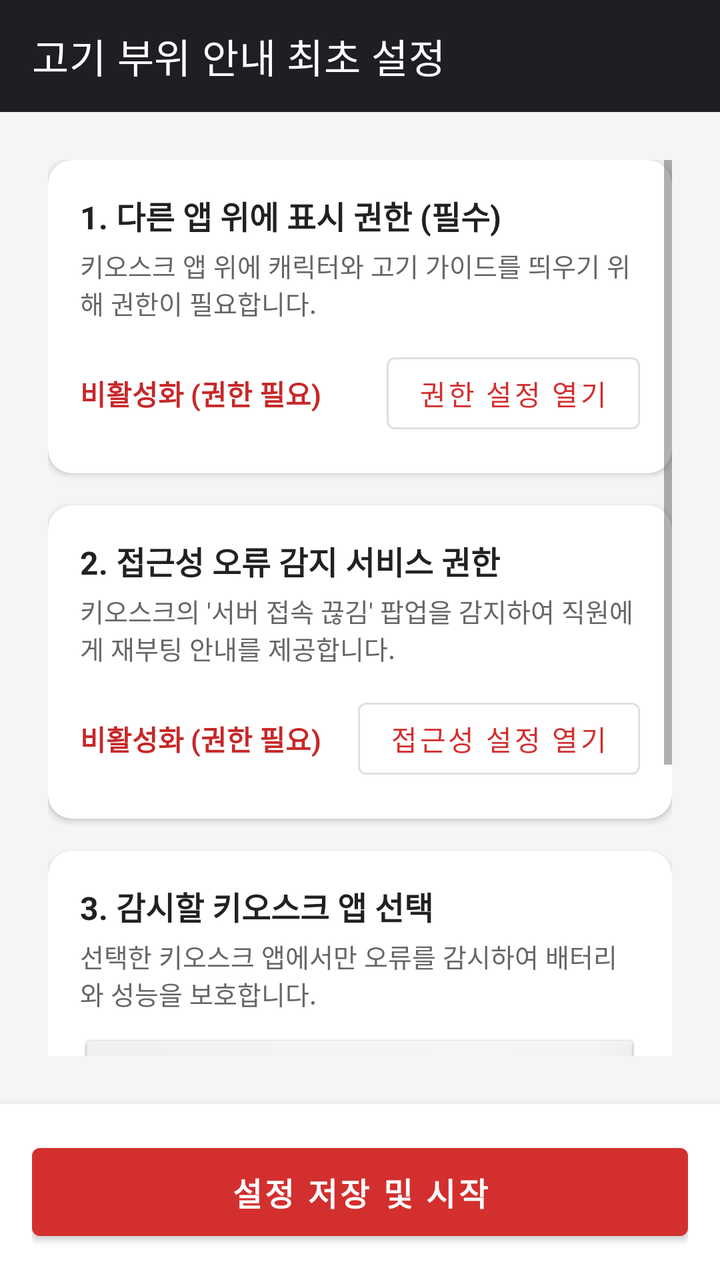
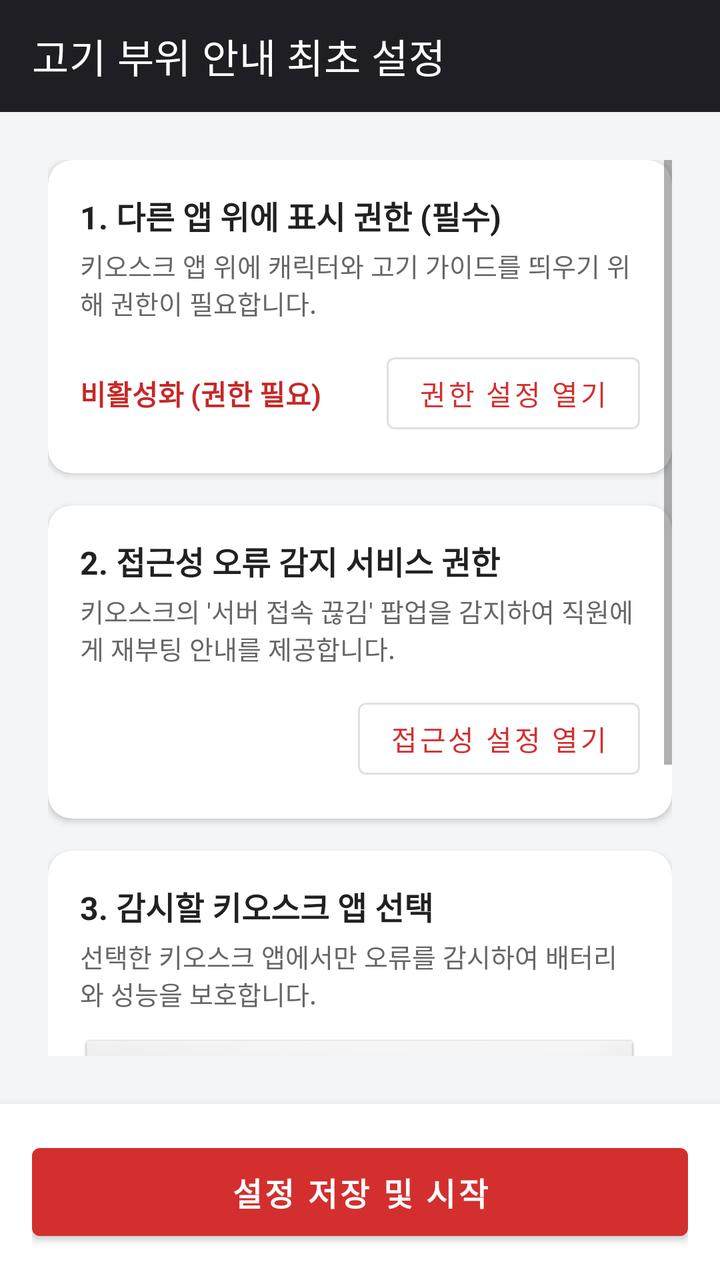

Compare the two renders of this Android layout. The source of the first and the diff that turns it into the second are given below.
<!-- AndroidManifest.xml: application theme Theme.MeatGuideOverlay -->
<!-- res/layout/activity_setup_wizard.xml -->
<?xml version="1.0" encoding="utf-8"?>
<LinearLayout xmlns:android="http://schemas.android.com/apk/res/android"
    xmlns:app="http://schemas.android.com/apk/res-auto"
    android:layout_width="match_parent"
    android:layout_height="match_parent"
    android:background="#F4F5F7"
    android:orientation="vertical">

    
    <com.google.android.material.appbar.MaterialToolbar
        android:id="@+id/toolbar"
        android:layout_width="match_parent"
        android:layout_height="?attr/actionBarSize"
        android:background="@color/surface_dark"
        app:title="@string/wizard_title"
        app:titleTextColor="@color/text_light" />

    <ScrollView
        android:layout_width="match_parent"
        android:layout_height="0dp"
        android:layout_weight="1"
        android:padding="24dp">

        <LinearLayout
            android:layout_width="match_parent"
            android:layout_height="wrap_content"
            android:orientation="vertical">

            
            <androidx.cardview.widget.CardView
                android:layout_width="match_parent"
                android:layout_height="wrap_content"
                android:layout_marginBottom="16dp"
                app:cardCornerRadius="12dp"
                app:cardElevation="2dp">

                <LinearLayout
                    android:layout_width="match_parent"
                    android:layout_height="wrap_content"
                    android:orientation="vertical"
                    android:padding="16dp">

                    <TextView
                        android:layout_width="wrap_content"
                        android:layout_height="wrap_content"
                        android:text="1. 다른 앱 위에 표시 권한 (필수)"
                        android:textColor="@color/text_primary"
                        android:textSize="16sp"
                        android:textStyle="bold" />

                    <TextView
                        android:layout_width="wrap_content"
                        android:layout_height="wrap_content"
                        android:layout_marginTop="4dp"
                        android:text="키오스크 앱 위에 캐릭터와 고기 가이드를 띄우기 위해 권한이 필요합니다."
                        android:textColor="@color/text_secondary"
                        android:textSize="13sp" />

                    <LinearLayout
                        android:layout_width="match_parent"
                        android:layout_height="wrap_content"
                        android:layout_marginTop="12dp"
                        android:gravity="center_vertical"
                        android:orientation="horizontal">

                        <TextView
                            android:id="@+id/tvOverlayPermStatus"
                            android:layout_width="0dp"
                            android:layout_height="wrap_content"
                            android:layout_weight="1"
                            android:text="@string/status_not_granted"
                            android:textColor="@color/status_error"
                            android:textStyle="bold" />

                        <Button
                            android:id="@+id/btnGrantOverlayPerm"
                            style="@style/Widget.MaterialComponents.Button.OutlinedButton"
                            android:layout_width="wrap_content"
                            android:layout_height="wrap_content"
                            android:text="권한 설정 열기" />
                    </LinearLayout>
                </LinearLayout>
            </androidx.cardview.widget.CardView>

            
            <androidx.cardview.widget.CardView
                android:layout_width="match_parent"
                android:layout_height="wrap_content"
                android:layout_marginBottom="16dp"
                app:cardCornerRadius="12dp"
                app:cardElevation="2dp">

                <LinearLayout
                    android:layout_width="match_parent"
                    android:layout_height="wrap_content"
                    android:orientation="vertical"
                    android:padding="16dp">

                    <TextView
                        android:layout_width="wrap_content"
                        android:layout_height="wrap_content"
                        android:text="2. 접근성 오류 감지 서비스 권한"
                        android:textColor="@color/text_primary"
                        android:textSize="16sp"
                        android:textStyle="bold" />

                    <TextView
                        android:layout_width="wrap_content"
                        android:layout_height="wrap_content"
                        android:layout_marginTop="4dp"
                        android:text="키오스크의 '서버 접속 끊김' 팝업을 감지하여 직원에게 재부팅 안내를 제공합니다."
                        android:textColor="@color/text_secondary"
                        android:textSize="13sp" />

                    <LinearLayout
                        android:layout_width="match_parent"
                        android:layout_height="wrap_content"
                        android:layout_marginTop="12dp"
                        android:gravity="center_vertical"
                        android:orientation="horizontal">

                        <TextView
                            android:id="@+id/tvAccessibilityPermStatus"
                            android:layout_width="0dp"
                            android:layout_height="wrap_content"
                            android:layout_weight="1"
                            android:text="@string/status_not_granted"
                            android:textColor="@color/status_error"
                            android:textStyle="bold" />

                        <Button
                            android:id="@+id/btnGrantAccessibilityPerm"
                            style="@style/Widget.MaterialComponents.Button.OutlinedButton"
                            android:layout_width="wrap_content"
                            android:layout_height="wrap_content"
                            android:text="접근성 설정 열기" />
                    </LinearLayout>
                </LinearLayout>
            </androidx.cardview.widget.CardView>

            
            <androidx.cardview.widget.CardView
                android:layout_width="match_parent"
                android:layout_height="wrap_content"
                android:layout_marginBottom="16dp"
                app:cardCornerRadius="12dp"
                app:cardElevation="2dp">

                <LinearLayout
                    android:layout_width="match_parent"
                    android:layout_height="wrap_content"
                    android:orientation="vertical"
                    android:padding="16dp">

                    <TextView
                        android:layout_width="wrap_content"
                        android:layout_height="wrap_content"
                        android:text="3. 감시할 키오스크 앱 선택"
                        android:textColor="@color/text_primary"
                        android:textSize="16sp"
                        android:textStyle="bold" />

                    <TextView
                        android:layout_width="wrap_content"
                        android:layout_height="wrap_content"
                        android:layout_marginTop="4dp"
                        android:text="선택한 키오스크 앱에서만 오류를 감시하여 배터리와 성능을 보호합니다."
                        android:textColor="@color/text_secondary"
                        android:textSize="13sp" />

                    <Spinner
                        android:id="@+id/spinnerKioskApps"
                        android:layout_width="match_parent"
                        android:layout_height="48dp"
                        android:layout_marginTop="12dp"
                        android:background="@android:drawable/btn_dropdown" />
                </LinearLayout>
            </androidx.cardview.widget.CardView>

            
            <androidx.cardview.widget.CardView
                android:layout_width="match_parent"
                android:layout_height="wrap_content"
                android:layout_marginBottom="16dp"
                app:cardCornerRadius="12dp"
                app:cardElevation="2dp">

                <LinearLayout
                    android:layout_width="match_parent"
                    android:layout_height="wrap_content"
                    android:orientation="vertical"
                    android:padding="16dp">

                    <TextView
                        android:layout_width="wrap_content"
                        android:layout_height="wrap_content"
                        android:text="4. 기기 식별 및 동작 옵션"
                        android:textColor="@color/text_primary"
                        android:textSize="16sp"
                        android:textStyle="bold" />

                    <com.google.android.material.textfield.TextInputLayout
                        android:layout_width="match_parent"
                        android:layout_height="wrap_content"
                        android:layout_marginTop="8dp"
                        android:hint="태블릿 이름 (예: 테이블-01)">

                        <com.google.android.material.textfield.TextInputEditText
                            android:id="@+id/etDeviceName"
                            android:layout_width="match_parent"
                            android:layout_height="wrap_content"
                            android:text="테이블-01" />
                    </com.google.android.material.textfield.TextInputLayout>

                    <CheckBox
                        android:id="@+id/cbAutoLaunchKiosk"
                        android:layout_width="wrap_content"
                        android:layout_height="wrap_content"
                        android:layout_marginTop="8dp"
                        android:text="태블릿 부팅 시 선택한 키오스크 앱도 자동 실행" />
                </LinearLayout>
            </androidx.cardview.widget.CardView>

        </LinearLayout>
    </ScrollView>

    
    <LinearLayout
        android:layout_width="match_parent"
        android:layout_height="wrap_content"
        android:background="@color/surface_card"
        android:elevation="8dp"
        android:padding="16dp">

        <Button
            android:id="@+id/btnCompleteWizard"
            style="@style/Widget.MaterialComponents.Button"
            android:layout_width="match_parent"
            android:layout_height="56dp"
            android:text="@string/btn_complete"
            android:textSize="16sp"
            android:textStyle="bold" />
    </LinearLayout>

</LinearLayout>
<!-- resources referenced by this layout -->
<resources>
  <color name="status_error">#C62828</color>
  <color name="surface_card">#FFFFFF</color>
  <color name="surface_dark">#1E1E24</color>
  <color name="text_light">#FFFFFF</color>
  <color name="text_primary">#212121</color>
  <color name="text_secondary">#666666</color>
  <string name="btn_complete">설정 저장 및 시작</string>
  <string name="status_not_granted">비활성화 (권한 필요)</string>
  <string name="wizard_title">고기 부위 안내 최초 설정</string>
  <style name="Theme.MeatGuideOverlay" parent="Theme.MaterialComponents.DayNight.NoActionBar">
          
          <item name="colorPrimary">@color/brand_primary</item>
          <item name="colorPrimaryVariant">@color/brand_primary_dark</item>
          <item name="colorOnPrimary">@color/text_light</item>
          
          <item name="colorSecondary">@color/brand_secondary</item>
          <item name="colorSecondaryVariant">@color/brand_accent</item>
          <item name="colorOnSecondary">@color/text_light</item>
          
          <item name="android:statusBarColor">@color/surface_dark</item>
          <item name="android:navigationBarColor">@color/surface_dark</item>
      </style>
  <color name="brand_primary">#D32F2F</color>
  <color name="brand_primary_dark">#B71C1C</color>
  <color name="brand_secondary">#FF6F00</color>
  <color name="brand_accent">#FF8A65</color>
</resources>

<!-- the commit's change to res/layout/activity_setup_wizard.xml (unified diff, before → after) -->
@@ -119,14 +119,10 @@
                         android:gravity="center_vertical"
                         android:orientation="horizontal">
 
-                        <TextView
-                            android:id="@+id/tvAccessibilityPermStatus"
+                        <Space
                             android:layout_width="0dp"
-                            android:layout_height="wrap_content"
-                            android:layout_weight="1"
-                            android:text="@string/status_not_granted"
-                            android:textColor="@color/status_error"
-                            android:textStyle="bold" />
+                            android:layout_height="0dp"
+                            android:layout_weight="1" />
 
                         <Button
                             android:id="@+id/btnGrantAccessibilityPerm"
